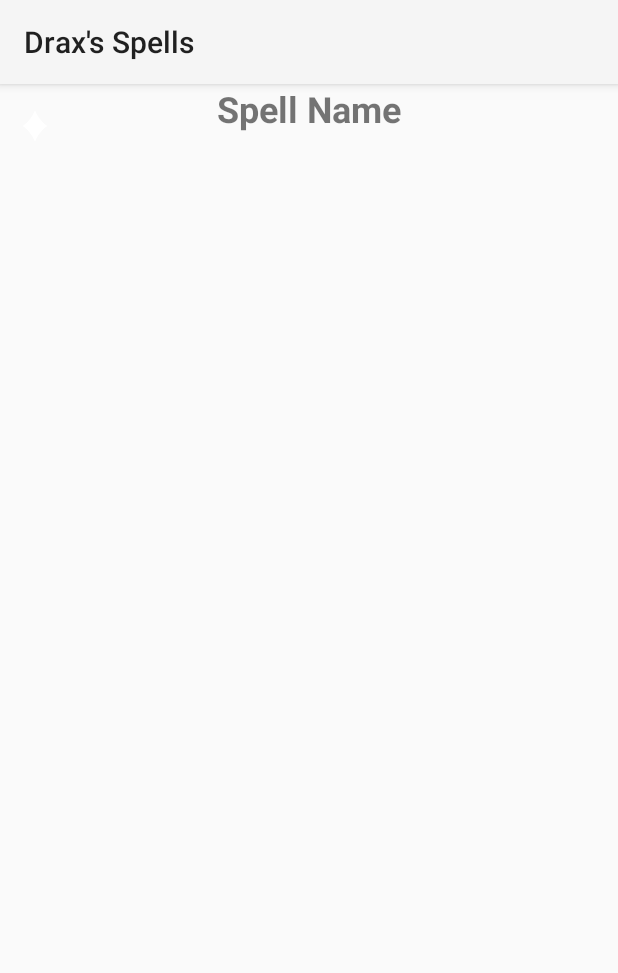
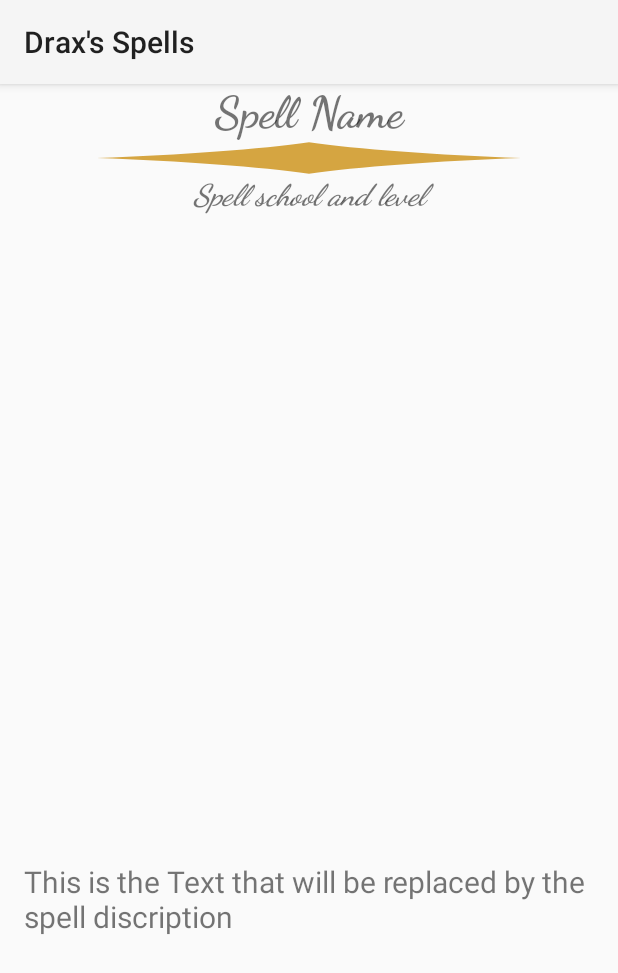
Before and after one commit to Ranzer1255/DraxSpells, an Android app: the SpellDetailActivity screen opened directly, with no data from a screen before it, on a phone screen of 412 x 824 dp. Shown: the top 973 px of the screen. Run offline under Robolectric (Android 15) with nearby library versions, the phone set to English and light mode, and no system bars; 5 statements that could not run were skipped.

Commit message:
Progress made on Spell Detail Activity and SpellItem
added more fields to SpellItem to account for missing attributes in the rules. as well as work on refineing the UI for the spellDetail activity screen

```diff
--- a/app/src/main/AndroidManifest.xml
+++ b/app/src/main/AndroidManifest.xml
@@ -16,8 +16,9 @@
                 <category android:name="android.intent.category.LAUNCHER"/>
             </intent-filter>
         </activity>
-        <activity android:name=".SpellDetailActivity">
-        </activity>
+        <activity
+            android:name=".SpellDetailActivity"
+            android:screenOrientation="portrait"/>
     </application>
 
 </manifest>
--- a/app/src/main/java/com/example/ranzer/draxspells/SpellDetailActivity.java
+++ b/app/src/main/java/com/example/ranzer/draxspells/SpellDetailActivity.java
@@ -2,12 +2,53 @@ package com.example.ranzer.draxspells;
 
 import android.support.v7.app.AppCompatActivity;
 import android.os.Bundle;
+import android.widget.TextView;
+
+import com.example.ranzer.draxspells.data.SimpleSpellDataProvider;
+import com.example.ranzer.draxspells.data.SpellItem;
 
 public class SpellDetailActivity extends AppCompatActivity {
+
+	private SpellItem spellItem;
 
 	@Override
 	protected void onCreate(Bundle savedInstanceState) {
 		super.onCreate(savedInstanceState);
 		setContentView(R.layout.activity_spell_detail);
+
+//		//start test code
+//		spellItem = SimpleSpellDataProvider.spellList.get(0);
+//		//end test code
+
+		int spellPos = getIntent().getIntExtra(MainActivity.SPELL_POSITION, -1);
+		spellItem = SimpleSpellDataProvider.spellList.get(spellPos);
+
+		TextView tvSpellName = (TextView) findViewById(R.id.spellName);
+		TextView tvLevelSchool = (TextView) findViewById(R.id.levelAndSchool);
+		TextView tvSpellDescription = (TextView) findViewById(R.id.spellDescription);
+
+		tvSpellName.setText(spellItem.getName());
+		StringBuilder sb = new StringBuilder();
+
+		if (spellItem.getLevel() == 0) {
+			tvLevelSchool.setText(String.format("%s Cantrip", spellItem.getSchool()));
+		} else {
+			tvLevelSchool.setText(String.format("%s Level %s", ordinal(spellItem.getLevel()), spellItem.getSchool()));
+		}
+
+		tvSpellDescription.setText(spellItem.getDescription());
+	}
+
+	public static String ordinal(int i) {
+		String[] sufixes = new String[]{"th", "st", "nd", "rd", "th", "th", "th", "th", "th", "th"};
+		switch (i % 100) {
+			case 11:
+			case 12:
+			case 13:
+				return i + "th";
+			default:
+				return i + sufixes[i % 10];
+
+		}
 	}
 }
--- a/app/src/main/res/drawable/ic_diamond_seperator.xml
+++ b/app/src/main/res/drawable/ic_diamond_seperator.xml
@@ -2,5 +2,7 @@
     android:viewportWidth="512.0" android:width="24dp" xmlns:android="http://schemas.android.com/apk/res/android">
     <path android:fillAlpha="0" android:fillColor="#000000"
         android:pathData="M0,0h512v512H0z" android:strokeAlpha="0"/>
-    <path android:fillColor="#fff" android:pathData="M431.8,256c-69,42.2 -137.3,126.9 -175.8,224.8C217.5,382.9 149.3,298.2 80.2,256c69,-42.2 137.3,-126.9 175.8,-224.8C294.5,129.1 362.8,213.8 431.8,256z"/>
+    <path
+        android:fillColor="@color/colorPrimaryLight"
+        android:pathData="M431.8,256c-69,42.2 -137.3,126.9 -175.8,224.8C217.5,382.9 149.3,298.2 80.2,256c69,-42.2 137.3,-126.9 175.8,-224.8C294.5,129.1 362.8,213.8 431.8,256z"/>
 </vector>
--- a/app/src/main/res/layout/activity_spell_detail.xml
+++ b/app/src/main/res/layout/activity_spell_detail.xml
@@ -1,31 +1,80 @@
-<RelativeLayout xmlns:android="http://schemas.android.com/apk/res/android"
-    xmlns:app="http://schemas.android.com/apk/res-auto"
-    xmlns:tools="http://schemas.android.com/tools"
-                android:layout_width="match_parent"
-                android:layout_height="match_parent">
+<android.support.constraint.ConstraintLayout xmlns:android="http://schemas.android.com/apk/res/android"
+                                             xmlns:app="http://schemas.android.com/apk/res-auto"
+                                             xmlns:tools="http://schemas.android.com/tools"
+                                             android:id="@+id/SpellDetail"
+                                             android:layout_width="match_parent"
+                                             android:layout_height="match_parent"
+                                             tools:layout_editor_absoluteX="0dp"
+                                             tools:layout_editor_absoluteY="81dp">
 
 
     <TextView
         android:id="@+id/spellName"
-        android:layout_width="match_parent"
+        android:layout_width="0dp"
         android:layout_height="wrap_content"
         android:layout_alignParentLeft="true"
         android:layout_alignParentStart="true"
         android:layout_alignParentTop="true"
+        android:fontFamily="cursive"
         android:gravity="center_horizontal"
         android:text="Spell Name"
-        android:textSize="24sp"
-        android:textStyle="bold" />
+        android:textSize="30sp"
+        android:textStyle="bold"
+        app:layout_constraintHorizontal_bias="0.0"
+        app:layout_constraintLeft_toLeftOf="parent"
+        app:layout_constraintRight_toRightOf="parent"
+        app:layout_constraintTop_toTopOf="parent"
+        />
 
     <ImageView
-        android:id="@+id/imageView"
-        android:layout_width="match_parent"
+        android:id="@+id/nameDivider"
+        android:layout_width="0dp"
         android:layout_height="wrap_content"
-        android:layout_alignParentEnd="true"
-        android:layout_alignParentRight="true"
-        android:layout_alignParentTop="true"
-        android:layout_marginEnd="365dp"
-        android:layout_marginRight="365dp"
-        android:layout_marginTop="16dp"
-        app:srcCompat="@drawable/ic_diamond_seperator" />
-</RelativeLayout>
+        android:layout_below="@+id/spellName"
+        android:layout_centerHorizontal="true"
+        android:scaleType="fitXY"
+        app:layout_constraintHorizontal_bias="0.0"
+        app:layout_constraintLeft_toLeftOf="parent"
+        app:layout_constraintRight_toRightOf="parent"
+        app:layout_constraintTop_toBottomOf="@+id/spellName"
+        app:srcCompat="@drawable/ic_diamond_seperator"/>
+
+    <TextView
+        android:id="@+id/levelAndSchool"
+        android:layout_width="0dp"
+        android:layout_height="wrap_content"
+        android:layout_below="@+id/nameDivider"
+        android:layout_centerHorizontal="true"
+        android:elevation="1dp"
+        android:fontFamily="cursive"
+        android:text="Spell school and level"
+        android:textAlignment="center"
+        android:textSize="20sp"
+        android:textStyle="bold|italic"
+        app:layout_constraintLeft_toLeftOf="parent"
+        app:layout_constraintRight_toRightOf="parent"
+        app:layout_constraintTop_toBottomOf="@+id/nameDivider"/>
+
+    <ScrollView
+        android:id="@+id/scrollView3"
+        android:layout_width="wrap_content"
+        android:layout_height="250dp"
+        android:scrollbarStyle="insideOverlay"
+        app:layout_constraintBottom_toBottomOf="parent"
+        app:layout_constraintLeft_toLeftOf="parent"
+        app:layout_constraintRight_toRightOf="parent">
+
+        <TextView
+            android:id="@+id/spellDescription"
+            android:layout_width="match_parent"
+            android:layout_height="200dp"
+            android:paddingEnd="16dp"
+            android:paddingLeft="16dp"
+            android:paddingRight="16dp"
+            android:paddingStart="16dp"
+            android:text="This is the Text that will be replaced by the spell discription"
+            android:textSize="20sp"/>
+    </ScrollView>
+
+
+</android.support.constraint.ConstraintLayout>
--- a/app/src/main/res/values/strings.xml
+++ b/app/src/main/res/values/strings.xml
@@ -1,4 +1,6 @@
 <resources>
     <string name="app_name">Drax\'s Spells</string>
     <string name="title_activity_spell_detail">SpellDetailActivity</string>
+    <string name="casting_time">Casting Time</string>
+    <string name="range">Range</string>
 </resources>
```
Also changed, not shown: app/src/main/java/com/example/ranzer/draxspells/MainActivity.java (+21 -2 lines), app/src/main/java/com/example/ranzer/draxspells/data/SimpleSpellDataProvider.java (+16 -6 lines), app/src/main/java/com/example/ranzer/draxspells/data/SpellItem.java (+28 -32 lines).
